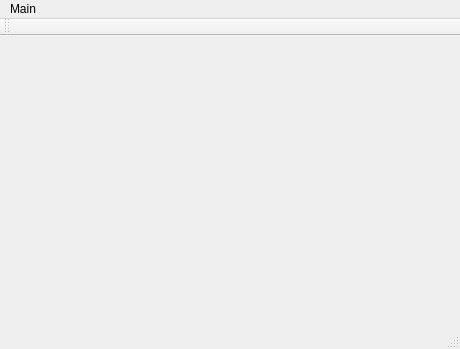
Before: the Qt Designer form viewwindow.ui in onto/effy, drawn with Qt 5.
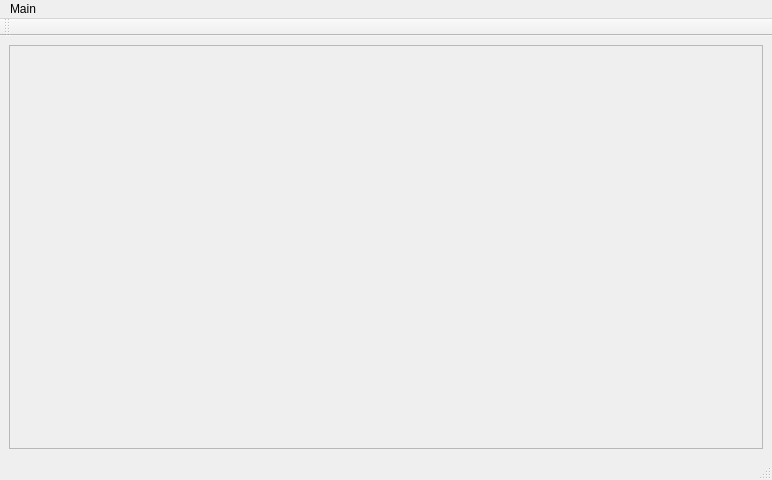
After: the same form once the commit is applied.

What changed in the file:
```diff
--- a/viewwindow.ui
+++ b/viewwindow.ui
@@ -6,20 +6,52 @@
    <rect>
     <x>0</x>
     <y>0</y>
-    <width>460</width>
-    <height>349</height>
+    <width>772</width>
+    <height>480</height>
    </rect>
   </property>
   <property name="windowTitle">
    <string>MainWindow</string>
   </property>
   <widget class="QWidget" name="centralwidget">
-   <layout class="QHBoxLayout" name="horizontalLayout">
-    <item>
-     <widget class="QLabel" name="label">
-      <property name="text">
-       <string/>
+   <layout class="QGridLayout" name="gridLayout">
+    <item row="0" column="0">
+     <widget class="QScrollArea" name="scrollArea">
+      <property name="widgetResizable">
+       <bool>true</bool>
       </property>
+      <widget class="QWidget" name="scrollAreaWidgetContents">
+       <property name="geometry">
+        <rect>
+         <x>0</x>
+         <y>0</y>
+         <width>752</width>
+         <height>404</height>
+        </rect>
+       </property>
+       <layout class="QGridLayout" name="gridLayout_3">
+        <property name="margin">
+         <number>0</number>
+        </property>
+        <property name="spacing">
+         <number>0</number>
+        </property>
+        <item row="0" column="0">
+         <layout class="QGridLayout" name="gridLayout_2">
+          <property name="spacing">
+           <number>0</number>
+          </property>
+          <item row="0" column="0">
+           <widget class="QLabel" name="label">
+            <property name="text">
+             <string/>
+            </property>
+           </widget>
+          </item>
+         </layout>
+        </item>
+       </layout>
+      </widget>
      </widget>
     </item>
    </layout>
@@ -41,7 +73,7 @@
     <rect>
      <x>0</x>
      <y>0</y>
-     <width>460</width>
+     <width>772</width>
      <height>21</height>
     </rect>
    </property>
```
